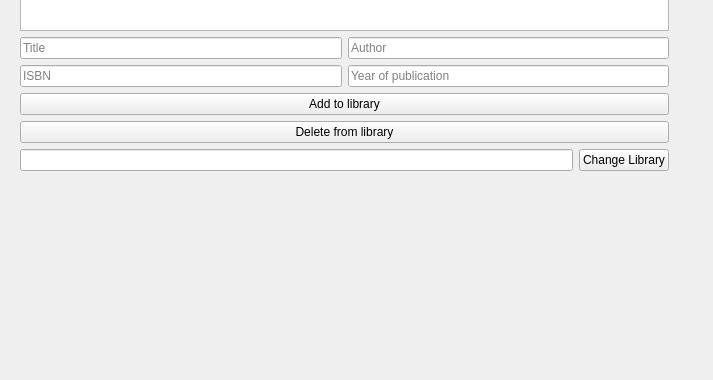
Above: mainwindow.ui from Abadacor/prodev before the change; both pictures show x 0 to 713 and y 225 to 605 of the 964 by 605 pixel window. Below: the same form after it.
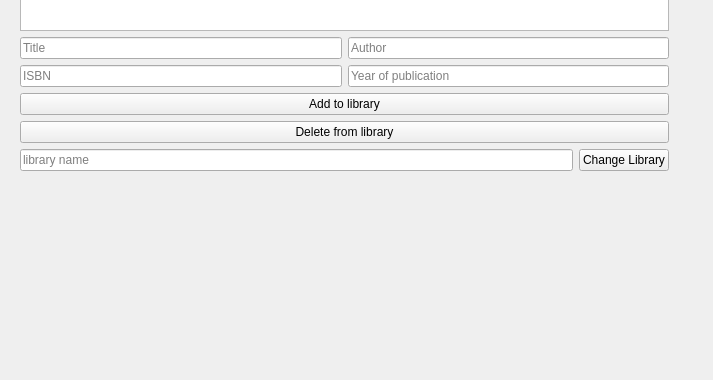
That is the form after the change.

Diff of the .ui file:
```diff
--- a/mainwindow.ui
+++ b/mainwindow.ui
@@ -88,7 +88,11 @@
      <item>
       <layout class="QHBoxLayout" name="libLayout">
        <item>
-        <widget class="QLineEdit" name="libName"/>
+        <widget class="QLineEdit" name="libName">
+         <property name="placeholderText">
+          <string>library name</string>
+         </property>
+        </widget>
        </item>
        <item>
         <widget class="QPushButton" name="pushButton_2">
```
Left out of the diff: 59 changed lines with no effect on the pictures.
